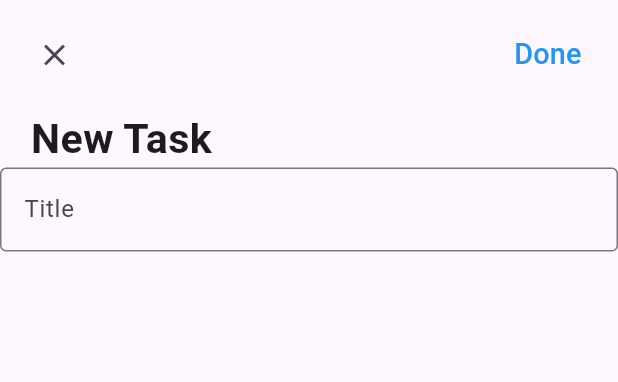
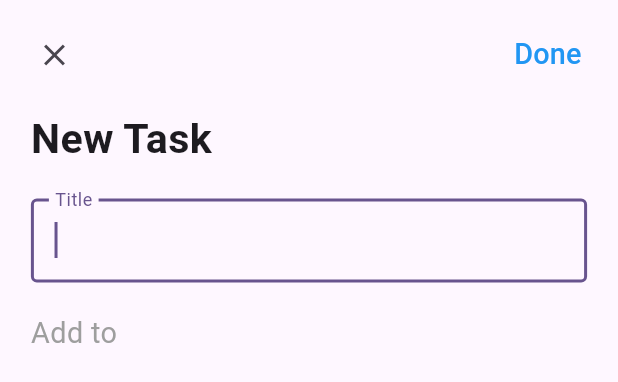
Before and after one commit to SardarHossaini/Task-Manager-App, a Flutter app: the AddDialog widget shown alone on an empty page, opened directly, on a phone screen of 412 x 824 dp. Shown: the top 382 px of the screen. Run offline on Flutter 3.47's test engine with Material 3 defaults, Android fonts, the phone set to English and light mode, and no system bars; our stand-ins replace dotted_border, equatable, flutter_easyloading, get, get_storage, step_progress_indicator; accounts and stored records are empty.

Commit message:
implement task update functionality and enhance add dialog with validation

```diff
--- a/lib/app/modules/home/widgets/add_dialog.dart
+++ b/lib/app/modules/home/widgets/add_dialog.dart
@@ -1,7 +1,9 @@
 import 'package:flutter/material.dart';
+import 'package:flutter_easyloading/flutter_easyloading.dart';
 import 'package:get/get.dart';
 import 'package:get/get_core/src/get_main.dart';
 import 'package:task_manager_app/app/core/utils/extensions.dart';
+import 'package:task_manager_app/app/data/models/task.dart';
 import 'package:task_manager_app/app/modules/home/controller.dart';
 
 class AddDialog extends StatelessWidget {
@@ -22,6 +24,8 @@ class AddDialog extends StatelessWidget {
                 IconButton(
                   onPressed: () {
                     Get.back();
+                    homeCtrl.editController.clear();
+                    homeCtrl.changeTask(null);
                   },
                   icon: const Icon(Icons.close),
                 ),
@@ -29,7 +33,26 @@ class AddDialog extends StatelessWidget {
                   style: TextButton.styleFrom(
                     backgroundColor: Colors.transparent,
                   ),
-                  onPressed: () {},
+                  onPressed: () {
+                    if (homeCtrl.formKey.currentState!.validate()) {
+                      if (homeCtrl.task.value == null) {
+                        EasyLoading.showError("Please select a task to add");
+                      } else {
+                        var success = homeCtrl.updateTask(
+                          homeCtrl.task.value!,
+                          homeCtrl.editController.text,
+                        );
+                        if (success) {
+                          EasyLoading.showSuccess("Task updated successfully");
+                          Get.back();
+                          homeCtrl.changeTask(null);
+                        } else {
+                          EasyLoading.showError("Task already exists");
+                        }
+                        homeCtrl.editController.clear();
+                      }
+                    }
+                  },
                   child: Text(
                     "Done",
                     style: TextStyle(fontSize: 14.0.sp, color: Colors.blue),
@@ -45,12 +68,16 @@ class AddDialog extends StatelessWidget {
               style: TextStyle(fontSize: 20.0.sp, fontWeight: FontWeight.bold),
             ),
           ),
-          TextFormField(
+          Padding(
+            // padding: EdgeInsets.symmetric(horizontal: 5.0.wp),
+            padding: EdgeInsets.all(5.0.wp),
+            child: TextFormField(
               controller: homeCtrl.editController,
               decoration: InputDecoration(
                 labelText: "Title",
                 border: OutlineInputBorder(),
               ),
+              autofocus: true,
               validator: (value) {
                 if (value == null || value.isEmpty) {
                   return "Please enter a task name";
@@ -58,6 +85,59 @@ class AddDialog extends StatelessWidget {
                 return null;
               },
             ),
+          ),
+          Padding(
+            padding: EdgeInsets.only(
+              left: 5.0.wp,
+              right: 5.0.wp,
+              bottom: 2.0.wp,
+            ),
+            child: Text(
+              "Add to",
+              style: TextStyle(fontSize: 14.0.sp, color: Colors.grey),
+            ),
+          ),
+          ...homeCtrl.tasks
+              .map(
+                (element) => Obx(
+                  () => InkWell(
+                    onTap: () => homeCtrl.changeTask(element),
+                    child: Padding(
+                      padding: EdgeInsets.symmetric(
+                        vertical: 3.0.wp,
+                        horizontal: 5.0.wp,
+                      ),
+                      child: Row(
+                        mainAxisAlignment: MainAxisAlignment.spaceBetween,
+                        children: [
+                          Row(
+                            children: [
+                              Icon(
+                                IconData(
+                                  element.icon,
+                                  fontFamily: 'MaterialIcons',
+                                ),
+                                color: HexColor.fromHex(element.color),
+                              ),
+                              SizedBox(width: 3.0.wp),
+                              Text(
+                                element.title,
+                                style: TextStyle(
+                                  fontSize: 12.0.sp,
+                                  fontWeight: FontWeight.bold,
+                                ),
+                              ),
+                            ],
+                          ),
+                          if (homeCtrl.task.value == element)
+                            const Icon(Icons.check, color: Colors.blue),
+                        ],
+                      ),
+                    ),
+                  ),
+                ),
+              )
+              .toList(),
         ],
       ),
     );
```
Also changed, not shown: lib/app/modules/home/controller.dart (+23 -0 lines). Lines whose indentation alone changed are shown as unchanged.
